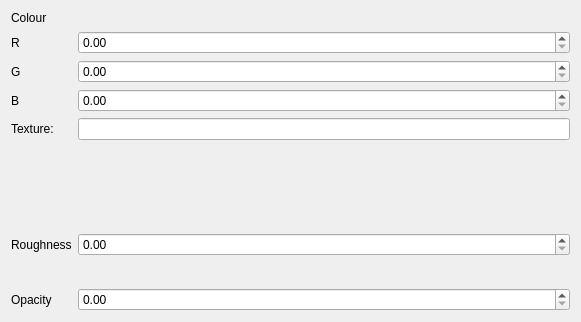
This is gui_client/MaterialEditor.ui in shipilovden/substrata-metasiberia as Qt 5 draws it before an edit. The edited form follows.
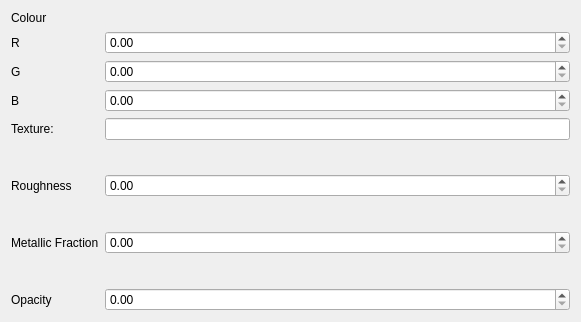
This is the edited form. Custom widgets are drawn as their Qt base class.

Commit message: Removed SpectrumVal class From WorldMaterial. Added metallic fraction control to MaterialEditor (doesn't do anything currently).

What changed in the file:
```diff
--- a/gui_client/MaterialEditor.ui
+++ b/gui_client/MaterialEditor.ui
@@ -91,13 +91,13 @@
      </property>
     </spacer>
    </item>
-   <item row="8" column="1">
+   <item row="10" column="1">
     <spacer name="verticalSpacer_2">
      <property name="orientation">
       <enum>Qt::Vertical</enum>
      </property>
      <property name="sizeType">
-      <enum>QSizePolicy::Fixed</enum>
+      <enum>QSizePolicy::Expanding</enum>
      </property>
      <property name="sizeHint" stdset="0">
       <size>
@@ -107,16 +107,39 @@
      </property>
     </spacer>
    </item>
-   <item row="9" column="1">
+   <item row="11" column="1">
     <widget class="RealControl" name="opacityDoubleSpinBox"/>
    </item>
-   <item row="9" column="0">
+   <item row="11" column="0">
     <widget class="QLabel" name="label_7">
      <property name="text">
       <string>Opacity</string>
      </property>
     </widget>
    </item>
+   <item row="9" column="1">
+    <widget class="RealControl" name="metallicFractionDoubleSpinBox"/>
+   </item>
+   <item row="9" column="0">
+    <widget class="QLabel" name="label_8">
+     <property name="text">
+      <string>Metallic Fraction</string>
+     </property>
+    </widget>
+   </item>
+   <item row="8" column="1">
+    <spacer name="verticalSpacer_3">
+     <property name="orientation">
+      <enum>Qt::Vertical</enum>
+     </property>
+     <property name="sizeHint" stdset="0">
+      <size>
+       <width>20</width>
+       <height>20</height>
+      </size>
+     </property>
+    </spacer>
+   </item>
   </layout>
  </widget>
  <customwidgets>
```
The commit also changes 4 other files.
